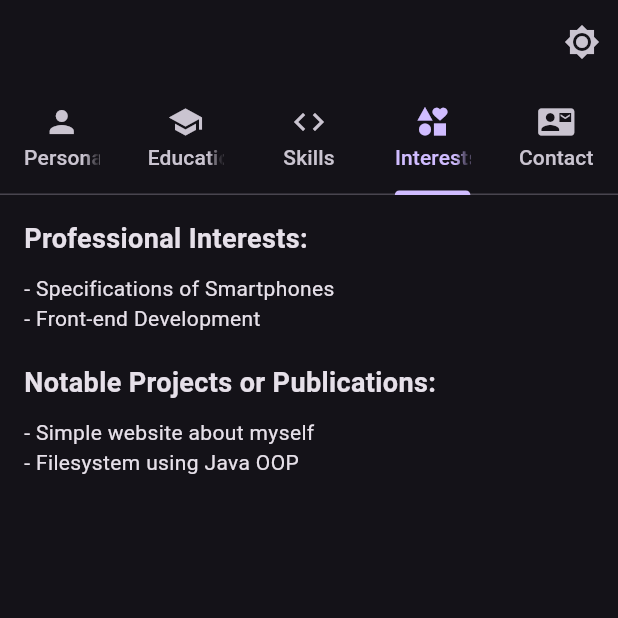
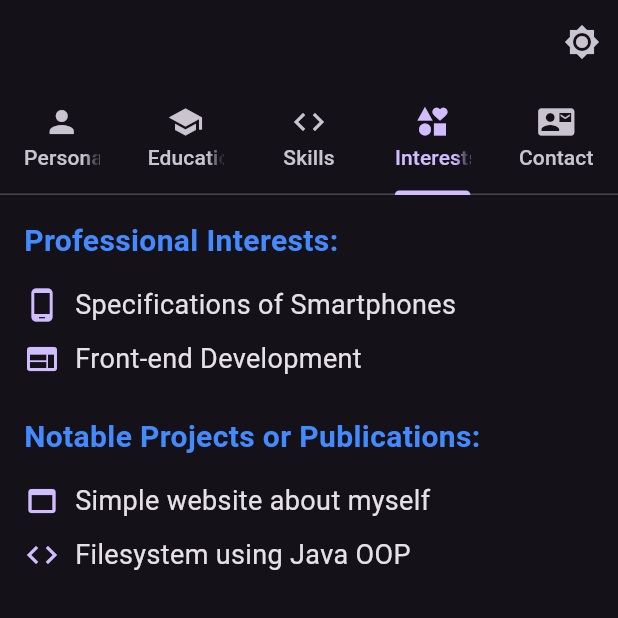
Before and after one commit to MrFranzu/flutter_app, a Flutter app: the screen it shows after launch, tab 4 chosen, on a phone screen of 412 x 824 dp, the top half of it. Run offline on Flutter 3.47's test engine with Material 3 defaults, Android fonts, the phone set to English and light mode, and no system bars.

Commit message:
Update interests.dart

```diff
--- a/lib/interests.dart
+++ b/lib/interests.dart
@@ -5,28 +5,49 @@ class Interests extends StatelessWidget {
 
   @override
   Widget build(BuildContext context) {
-    return const Padding(
-      padding: EdgeInsets.all(16.0),
+    final theme = Theme.of(context);
+    final textColor = theme.textTheme.bodyLarge?.color;
+
+    return Padding(
+      padding: const EdgeInsets.all(16.0),
       child: Column(
         crossAxisAlignment: CrossAxisAlignment.start,
         children: [
+          const Text(
+            'Professional Interests:',
+            style: TextStyle(fontSize: 20, fontWeight: FontWeight.bold, color: Colors.blueAccent),
+          ),
+          const SizedBox(height: 10),
+          _buildInterestItem(context, 'Specifications of Smartphones', Icons.phone_android),
+          _buildInterestItem(context, 'Front-end Development', Icons.web),
+
+          const SizedBox(height: 20),
+          const Text(
+            'Notable Projects or Publications:',
+            style: TextStyle(fontSize: 20, fontWeight: FontWeight.bold, color: Colors.blueAccent),
+          ),
+          const SizedBox(height: 10),
+          _buildInterestItem(context, 'Simple website about myself', Icons.web_asset),
+          _buildInterestItem(context, 'Filesystem using Java OOP', Icons.code),
+        ],
+      ),
+    );
+  }
+
+  Widget _buildInterestItem(BuildContext context, String interest, IconData icon) {
+    final theme = Theme.of(context);
+    final textColor = theme.textTheme.bodyLarge?.color;
+
+    return Padding(
+      padding: const EdgeInsets.symmetric(vertical: 5.0),
+      child: Row(
+        children: [
+          Icon(icon, color: theme.colorScheme.primary),
+          const SizedBox(width: 10),
           Text(
-            'Professional Interests:',
-            style: TextStyle(fontSize: 18, fontWeight: FontWeight.bold),
+            interest,
+            style: TextStyle(fontSize: 18, color: textColor),
           ),
-          SizedBox(height: 10),
-          Text('- Specifications of Smartphones'),
-          Text('- Front-end Development'),
-
-          SizedBox(height: 20),
-          Text(
-            'Notable Projects or Publications:',
-            style: TextStyle(fontSize: 18, fontWeight: FontWeight.bold),
-          ),
-          SizedBox(height: 10),
-          Text('- Simple website about myself'),
-          Text('- Filesystem using Java OOP'),
-
         ],
       ),
     );
```
